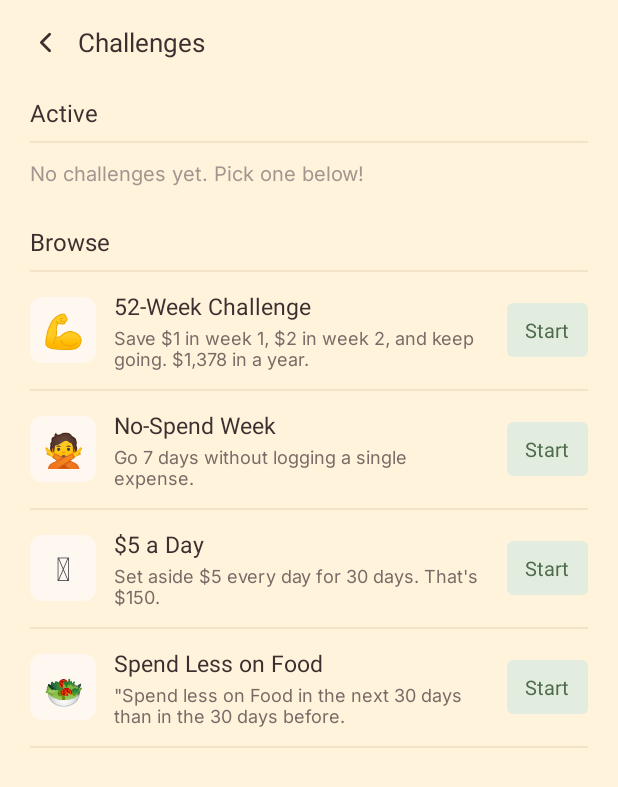
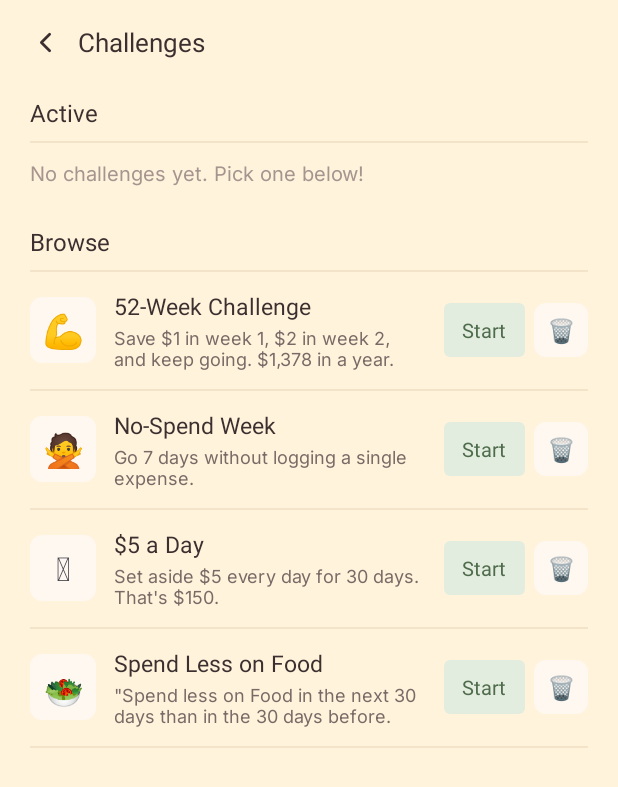
Before and after one commit to 1Sayuri/Pennywise-budgeting-app, an Android app: the screen it shows after launch (SavingsChallengeActivity), after a tap on "View Savings Challenges", on a phone screen of 412 x 824 dp. Shown: the top 787 px of the screen. Run offline under Robolectric (Android 15) with nearby library versions, the phone set to English and light mode, and no system bars; our stand-ins replace Room's generated code; Roboto replaces fonts that are not available here; 2 statements that could not run were skipped.

Commit message:
Challenges: card picker, reserved savings on cards, quit with release message

```diff
--- a/app/src/main/java/com/pennywise/MainActivity.java
+++ b/app/src/main/java/com/pennywise/MainActivity.java
@@ -1,5 +1,6 @@
 package com.pennywise;
 
+import java.util.HashMap;
 import android.os.Bundle;
 import androidx.appcompat.app.AppCompatActivity;
 import androidx.core.graphics.Insets;
@@ -128,11 +129,21 @@ public class MainActivity extends AppCompatActivity {
                 activeProgress.add(p);
             }
 
+            // Money reserved on each card by check-in challenges
+            Map<Integer, Long> challengeReserved = new HashMap<>();
+            for (SavingsChallenge c : challenges) {
+                if (c.getAccountId() == null) continue;
+                Long saved = database.savingsChallengeDao().getTotalSaved(c.getChallengeId());
+                if (saved == null) continue;
+                Long prev = challengeReserved.get(c.getAccountId());
+                challengeReserved.put(c.getAccountId(), (prev == null ? 0 : prev) + saved);
+            }
+
             runOnUiThread(() -> {
                 showTotals(accounts, txs);
                 showBuckets(txs);
                 showWishlist(wishes, accounts);
-                showCards(accounts, txs, wishes);
+                showCards(accounts, txs, wishes, challengeReserved);
                 showDashChallenges(activeTemplates, activeProgress); // NEW
             });
         });
@@ -220,13 +231,15 @@ public class MainActivity extends AppCompatActivity {
 
     // Cards row with live balances
     private void showCards(List<BankAccount> accounts, List<TransactionEntity> txs,
-                           List<WishlistEntity> wishes) {
+                           List<WishlistEntity> wishes, Map<Integer, Long> challengeReserved) {
         LinearLayout row = findViewById(R.id.cardRow);
         row.removeAllViews();
         LayoutInflater inflater = LayoutInflater.from(this);
 
         for (BankAccount a : accounts) {
-            long reserved = reservedFor(a.getAccountId(), wishes);
+            Long fromChallenges = challengeReserved.get(a.getAccountId());
+            long reserved = reservedFor(a.getAccountId(), wishes)
+                    + (fromChallenges == null ? 0 : fromChallenges);
             long available = balanceFor(a, txs) - reserved;
 
             View card = inflater.inflate(R.layout.view_card, row, false);
--- a/app/src/main/java/com/pennywise/challenges/ChallengeService.java
+++ b/app/src/main/java/com/pennywise/challenges/ChallengeService.java
@@ -6,6 +6,7 @@ import com.pennywise.database.SavingsWeek;
 import com.pennywise.database.TransactionEntity;
 import com.pennywise.model.ChallengeTemplate;
 import com.pennywise.model.Money;
+
 
 import java.util.ArrayList;
 import java.util.List;
@@ -18,9 +19,8 @@ public final class ChallengeService {
     public static final long DAY = 24L * 60 * 60 * 1000;
 
     // 1. Start a challenge from the library
-    public static long startChallenge(AppDatabase db, ChallengeTemplate t) {
+    public static long startChallenge(AppDatabase db, ChallengeTemplate t, Integer accountId) {
         long now = System.currentTimeMillis();
-
         SavingsChallenge c = new SavingsChallenge();
         c.setTitle(t.getTitle());
         c.setTemplateKey(t.getKey());
@@ -28,6 +28,8 @@ public final class ChallengeService {
         c.setStartDate(now);
         c.setEndDate(now + t.getDurationDays() * DAY);
         c.setStatus("active");
+        c.setAccountId(accountId);   // NEW
+
 
         long id = db.savingsChallengeDao().insertChallenge(c);
 
--- a/app/src/main/java/com/pennywise/database/AppDatabase.java
+++ b/app/src/main/java/com/pennywise/database/AppDatabase.java
@@ -11,7 +11,7 @@ import androidx.room.RoomDatabase;
                 SavingsChallenge.class,
                 SavingsWeek.class
         },
-        version = 6,
+        version = 7,
         exportSchema = false
 )
 public abstract class AppDatabase extends RoomDatabase {
--- a/app/src/main/java/com/pennywise/database/DatabaseClient.java
+++ b/app/src/main/java/com/pennywise/database/DatabaseClient.java
@@ -50,6 +50,13 @@ public class DatabaseClient {
         }
     };
 
+    static final Migration MIGRATION_6_7 = new Migration(6, 7) {
+        @Override
+        public void migrate(@NonNull SupportSQLiteDatabase db) {
+            db.execSQL("ALTER TABLE savings_challenges ADD COLUMN accountId INTEGER");
+        }
+    };
+
     static final Migration MIGRATION_4_5 = new Migration(4, 5) {
         @Override
         public void migrate(@NonNull SupportSQLiteDatabase db) {
@@ -92,7 +99,8 @@ public class DatabaseClient {
                         MIGRATION_2_3,
                         MIGRATION_3_4,
                         MIGRATION_4_5,
-                        MIGRATION_5_6
+                        MIGRATION_5_6,
+                        MIGRATION_6_7
                 )
                 .build();
     }
--- a/app/src/main/java/com/pennywise/database/SavingsChallenge.java
+++ b/app/src/main/java/com/pennywise/database/SavingsChallenge.java
@@ -15,6 +15,8 @@ public class SavingsChallenge {
     private String status;
 
     private String templateKey;   // "week52", "no_spend_week", "five_a_day", "food_less"
+
+    private Integer accountId; // card for check-in challenges, null for automatic ones
 
     @ColumnInfo(defaultValue = "0")
     private long endDate;
@@ -77,4 +79,7 @@ public class SavingsChallenge {
     public void setEndDate(long endDate) {
         this.endDate = endDate;
     }
+
+    public Integer getAccountId() { return accountId; }
+    public void setAccountId(Integer accountId) { this.accountId = accountId; }
 }
--- a/app/src/main/res/layout/item_challenge.xml
+++ b/app/src/main/res/layout/item_challenge.xml
@@ -58,6 +58,7 @@
                 android:progressDrawable="@drawable/progress_wish" />
         </LinearLayout>
 
+        <!-- Start / Check in button -->
         <TextView
             android:id="@+id/chAction"
             android:layout_width="wrap_content"
@@ -71,6 +72,18 @@
             android:textSize="13sp"
             android:textColor="@color/tag_green"
             android:fontFamily="@font/inter_semibold" />
+
+        <!-- Trash button (separate view) -->
+        <TextView
+            android:id="@+id/chDelete"
+            android:layout_width="36dp"
+            android:layout_height="36dp"
+            android:layout_marginStart="6dp"
+            android:gravity="center"
+            android:background="@drawable/bg_callout"
+            android:text="🗑️"
+            android:textSize="15sp"
+            android:contentDescription="Delete challenge" />
     </LinearLayout>
 
     <View
```
Also changed, not shown: app/src/main/java/com/pennywise/SavingsChallengeActivity.java (+60 -1 lines).
